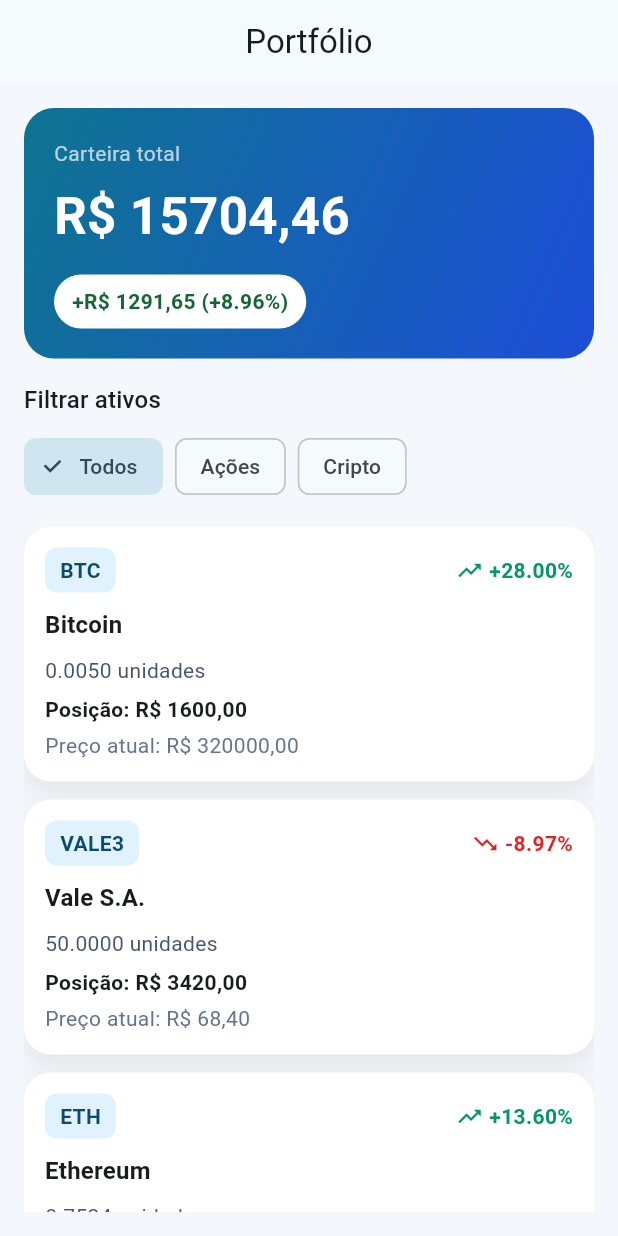
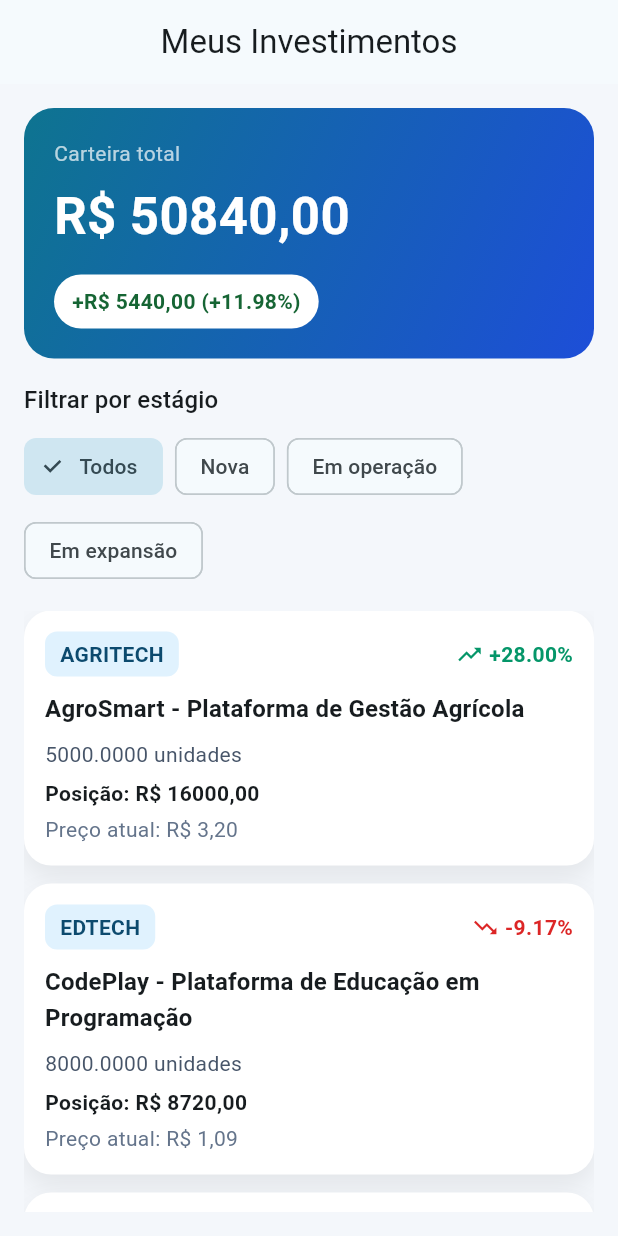
Before and after one commit to Valimz/ES-PI3-2026-T1-G33, a Flutter app: the screen it shows after launch, on a phone screen of 412 x 824 dp. Run offline on Flutter 3.47's test engine with Material 3 defaults, Android fonts, the phone set to English and light mode, and no system bars; our stand-ins replace fl_chart.

Commit message:
Correções portfolio

```diff
--- a/mescla_invest/lib/features/portfolio/data/portfolio_mock_data.dart
+++ b/mescla_invest/lib/features/portfolio/data/portfolio_mock_data.dart
@@ -2,49 +2,70 @@ import 'package:mescla_invest/features/portfolio/models/investimento_model.dart'
 import 'package:mescla_invest/features/portfolio/models/posicao_model.dart';
 import 'package:mescla_invest/features/portfolio/models/variacao_model.dart';
 
-// Base de exemplo usada pela tela de portfólio enquanto não há integração com API.
+// Base de exemplo com startups do Mescla. Tokens representam participação em projetos.
+// Conforme documento de visão: o portfólio deve mostrar investimentos em startups vinculadas ao ecossistema.
 final List<InvestimentoModel> mockPortfolio = [
   InvestimentoModel(
     id: '1',
-    ticker: 'BTC',
-    nome: 'Bitcoin',
+    ticker: 'AGRITECH',
+    nome: 'AgroSmart - Plataforma de Gestão Agrícola',
+    estagio: EstagioStartup.emExpansao,
     posicao: PosicaoModel(
-      quantidade: 0.005,
-      precoMedio: 250000,
-      valorAtual: 320000,
+      quantidade: 5000.0,
+      precoMedio: 2.50,
+      valorAtual: 3.20,
     ),
     variacao: VariacaoModel(
       variacaoPercentual: 28.0,
-      variacaoEmReais: 350.0,
+      variacaoEmReais: 3500.0,
     ),
   ),
-  // Mistura de cripto e ação para exercitar o filtro da interface.
+  // Startup em operação - rentabilidade moderada
   InvestimentoModel(
     id: '2',
-    ticker: 'VALE3',
-    nome: 'Vale S.A.',
+    ticker: 'EDTECH',
+    nome: 'CodePlay - Plataforma de Educação em Programação',
+    estagio: EstagioStartup.emOperacao,
     posicao: PosicaoModel(
-      quantidade: 50.0,
-      precoMedio: 75.20,
-      valorAtual: 68.40,
+      quantidade: 8000.0,
+      precoMedio: 1.20,
+      valorAtual: 1.09,
     ),
     variacao: VariacaoModel(
-      variacaoPercentual: -8.97,
-      variacaoEmReais: -337.50,
+      variacaoPercentual: -9.17,
+      variacaoEmReais: -880.0,
     ),
   ),
+  // Startup nova com potencial de crescimento
   InvestimentoModel(
     id: '3',
-    ticker: 'ETH',
-    nome: 'Ethereum',
+    ticker: 'HEALTHTECH',
+    nome: 'MediConnect - Telemedicina e Consultoria Digital',
+    estagio: EstagioStartup.nova,
     posicao: PosicaoModel(
-      quantidade: 0.7524,
-      precoMedio: 12500.00,
-      valorAtual: 14200.50,
+      quantidade: 3500.0,
+      precoMedio: 3.80,
+      valorAtual: 4.32,
     ),
     variacao: VariacaoModel(
-      variacaoPercentual: 13.60,
-      variacaoEmReais: 1279.15,
+      variacaoPercentual: 13.68,
+      variacaoEmReais: 1820.0,
+    ),
+  ),
+  // Startup em expansão
+  InvestimentoModel(
+    id: '4',
+    ticker: 'FINTECH',
+    nome: 'PayLocal - Solução de Pagamento P2P Descentralizada',
+    estagio: EstagioStartup.emExpansao,
+    posicao: PosicaoModel(
+      quantidade: 2000.0,
+      precoMedio: 5.00,
+      valorAtual: 5.50,
+    ),
+    variacao: VariacaoModel(
+      variacaoPercentual: 10.0,
+      variacaoEmReais: 1000.0,
     ),
   ),
 ];
--- a/mescla_invest/lib/features/portfolio/models/investimento_model.dart
+++ b/mescla_invest/lib/features/portfolio/models/investimento_model.dart
@@ -1,11 +1,22 @@
 import 'package:mescla_invest/features/portfolio/models/posicao_model.dart';
 import 'package:mescla_invest/features/portfolio/models/variacao_model.dart';
 
-// Representa um ativo do portfólio com seus dados de posição e variação.
+// Estágio de desenvolvimento da startup conforme documento de visão
+enum EstagioStartup {
+  nova('Nova'),
+  emOperacao('Em operação'),
+  emExpansao('Em expansão');
+
+  const EstagioStartup(this.label);
+  final String label;
+}
+
+// Representa um investimento em startup do Mescla com seus dados de posição e variação.
 class InvestimentoModel {
   final String id;
   final String ticker;
   final String nome;
+  final EstagioStartup estagio;
   final PosicaoModel posicao;
   final VariacaoModel variacao;
 
@@ -13,6 +24,7 @@ class InvestimentoModel {
     required this.id,
     required this.ticker,
     required this.nome,
+    required this.estagio,
     required this.posicao,
     required this.variacao,
     });
--- a/mescla_invest/lib/features/portfolio/presentation/pages/portfolio_page.dart
+++ b/mescla_invest/lib/features/portfolio/presentation/pages/portfolio_page.dart
@@ -8,7 +8,7 @@ import 'package:mescla_invest/features/portfolio/presentation/widgets/ativo_card
 import 'package:mescla_invest/features/portfolio/presentation/widgets/filtro_ativos_widget.dart';
 import 'package:mescla_invest/features/portfolio/presentation/widgets/resumo_portfolio_header.dart';
 
-// Tela principal da carteira com resumo consolidado e lista de ativos.
+// Tela principal da carteira com resumo consolidado e lista de startups do Mescla.
 class PortfolioPage extends StatefulWidget {
   const PortfolioPage({super.key});
 
@@ -17,21 +17,21 @@ class PortfolioPage extends StatefulWidget {
 }
 
 class _PortfolioPageState extends State<PortfolioPage> {
-  FiltroAtivo _filtroSelecionado = FiltroAtivo.todos;
+  FiltroStartup _filtroSelecionado = FiltroStartup.todos;
 
   @override
   Widget build(BuildContext context) {
     // Recalcula os indicadores a partir do filtro ativo para manter o resumo coerente.
-    final ativosFiltrados = _filtrarAtivos(mockPortfolio, _filtroSelecionado);
-    final valorTotal = _valorTotalCarteira(ativosFiltrados);
-    final variacaoReais = _variacaoTotalEmReais(ativosFiltrados);
+    final investimentosFiltrados = _filtrarStartups(mockPortfolio, _filtroSelecionado);
+    final valorTotal = _valorTotalCarteira(investimentosFiltrados);
+    final variacaoReais = _variacaoTotalEmReais(investimentosFiltrados);
     final variacaoPercentual = _variacaoTotalPercentual(
       valorTotal,
       variacaoReais,
     );
 
     return Scaffold(
-      appBar: AppBar(title: const Text('Portfólio'), centerTitle: true),
+      appBar: AppBar(title: const Text('Meus Investimentos'), centerTitle: true),
       body: SafeArea(
         child: Padding(
           padding: const EdgeInsets.all(16),
@@ -45,7 +45,7 @@ class _PortfolioPageState extends State<PortfolioPage> {
               ),
               const SizedBox(height: 16),
               Text(
-                'Filtrar ativos',
+                'Filtrar por estágio',
                 style: Theme.of(context).textTheme.titleMedium,
               ),
               const SizedBox(height: 8),
@@ -57,16 +57,16 @@ class _PortfolioPageState extends State<PortfolioPage> {
               ),
               const SizedBox(height: 16),
               Expanded(
-                child: ativosFiltrados.isEmpty
+                child: investimentosFiltrados.isEmpty
                     ? const Center(
-                        child: Text('Nenhum ativo para o filtro selecionado.'),
+                        child: Text('Nenhum investimento para o filtro selecionado.'),
                       )
                     : ListView.separated(
-                        itemCount: ativosFiltrados.length,
+                        itemCount: investimentosFiltrados.length,
                         separatorBuilder: (_, _) => const SizedBox(height: 12),
                         itemBuilder: (context, index) {
-                          final ativo = ativosFiltrados[index];
-                          return AtivoCardWidget(ativo: ativo);
+                          final investimento = investimentosFiltrados[index];
+                          return AtivoCardWidget(ativo: investimento);
                         },
                       ),
               ),
@@ -77,41 +77,34 @@ class _PortfolioPageState extends State<PortfolioPage> {
     );
   }
 
-  List<InvestimentoModel> _filtrarAtivos(
-    List<InvestimentoModel> ativos,
-    FiltroAtivo filtro,
+  List<InvestimentoModel> _filtrarStartups(
+    List<InvestimentoModel> investimentos,
+    FiltroStartup filtro,
   ) {
-    // Usa uma heurística simples no ticker para separar ações de cripto.
     switch (filtro) {
-      case FiltroAtivo.todos:
-        return ativos;
-      case FiltroAtivo.acoes:
-        return ativos.where((ativo) => _isAcao(ativo.ticker)).toList();
-      case FiltroAtivo.cripto:
-        return ativos.where((ativo) => _isCripto(ativo.ticker)).toList();
+      case FiltroStartup.todos:
+        return investimentos;
+      case FiltroStartup.nova:
+        return investimentos.where((inv) => inv.estagio == EstagioStartup.nova).toList();
+      case FiltroStartup.emOperacao:
+        return investimentos.where((inv) => inv.estagio == EstagioStartup.emOperacao).toList();
+      case FiltroStartup.emExpansao:
+        return investimentos.where((inv) => inv.estagio == EstagioStartup.emExpansao).toList();
     }
   }
 
-  bool _isCripto(String ticker) {
-    return !RegExp(r'\d').hasMatch(ticker) && ticker.length <= 4;
-  }
-
-  bool _isAcao(String ticker) {
-    return RegExp(r'\d').hasMatch(ticker);
-  }
-
-  double _valorTotalCarteira(List<InvestimentoModel> ativos) {
-    return ativos.fold(
+  double _valorTotalCarteira(List<InvestimentoModel> investimentos) {
+    return investimentos.fold(
       0,
-      (acumulado, ativo) =>
-          acumulado + (ativo.posicao.quantidade * ativo.posicao.valorAtual),
+      (acumulado, inv) =>
+          acumulado + (inv.posicao.quantidade * inv.posicao.valorAtual),
     );
   }
 
-  double _variacaoTotalEmReais(List<InvestimentoModel> ativos) {
-    return ativos.fold(
+  double _variacaoTotalEmReais(List<InvestimentoModel> investimentos) {
+    return investimentos.fold(
       0,
-      (acumulado, ativo) => acumulado + ativo.variacao.variacaoEmReais,
+      (acumulado, inv) => acumulado + inv.variacao.variacaoEmReais,
     );
   }
 
--- a/mescla_invest/lib/features/portfolio/presentation/widgets/filtro_ativos_widget.dart
+++ b/mescla_invest/lib/features/portfolio/presentation/widgets/filtro_ativos_widget.dart
@@ -3,17 +3,18 @@
 
 import 'package:flutter/material.dart';
 
-enum FiltroAtivo {
+enum FiltroStartup {
   todos('Todos'),
-  acoes('Ações'),
-  cripto('Cripto');
+  nova('Nova'),
+  emOperacao('Em operação'),
+  emExpansao('Em expansão');
 
-  const FiltroAtivo(this.label);
+  const FiltroStartup(this.label);
 
   final String label;
 }
 
-// Barra de filtros para alternar o tipo de ativo exibido na carteira.
+// Barra de filtros para alternar o estágio de desenvolvimento das startups no portfólio.
 class FiltroAtivosWidget extends StatelessWidget {
   const FiltroAtivosWidget({
     super.key,
@@ -21,8 +22,8 @@ class FiltroAtivosWidget extends StatelessWidget {
     required this.onSelecionar,
   });
 
-  final FiltroAtivo selecionado;
-  final ValueChanged<FiltroAtivo> onSelecionar;
+  final FiltroStartup selecionado;
+  final ValueChanged<FiltroStartup> onSelecionar;
 
   @override
   Widget build(BuildContext context) {
@@ -30,7 +31,7 @@ class FiltroAtivosWidget extends StatelessWidget {
     return Wrap(
       spacing: 8,
       runSpacing: 8,
-      children: FiltroAtivo.values
+      children: FiltroStartup.values
           .map(
             (filtro) => ChoiceChip(
               label: Text(filtro.label),
```
